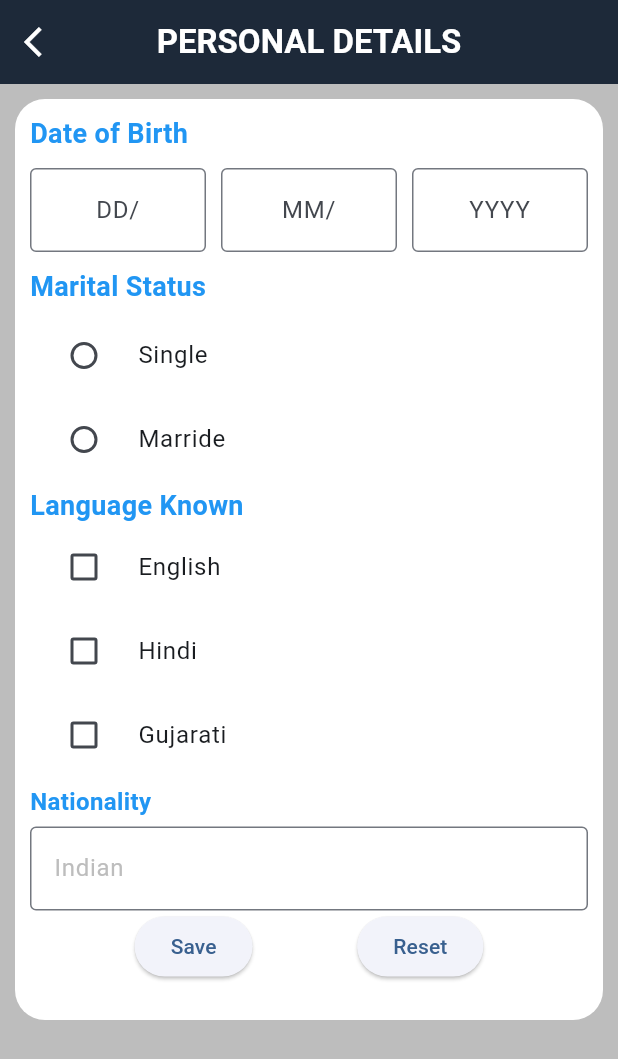
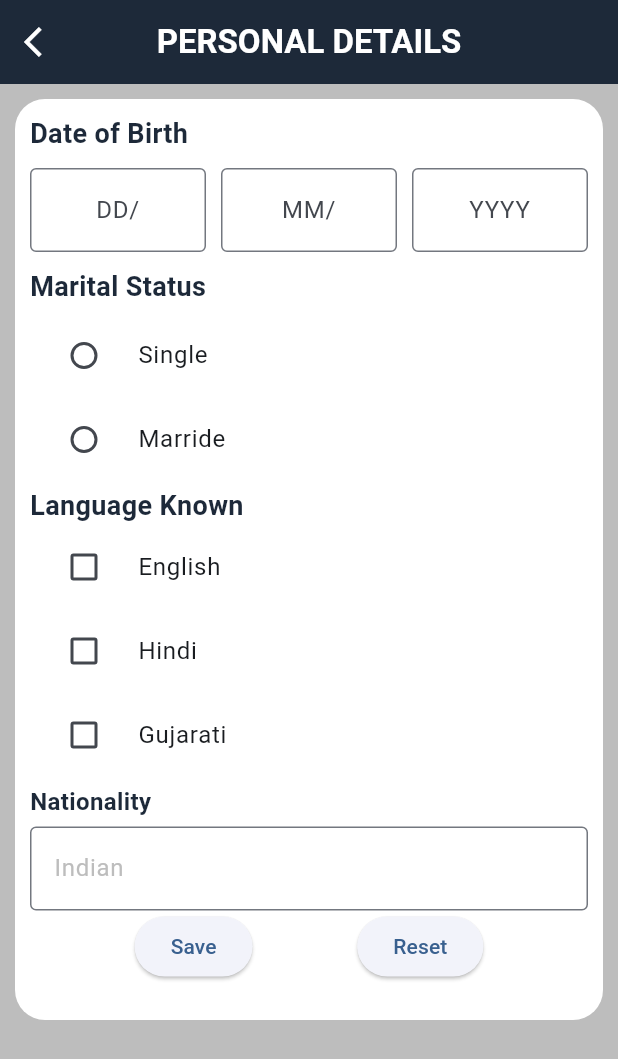
Before and after one commit to rahulmali2004/resume_pr, a Flutter app: the personalpage screen opened by its route, on a phone screen of 412 x 824 dp. Shown: the top 1059 px of the screen. Run offline on Flutter 3.47's test engine with Material 2 defaults, Android fonts, the light colour scheme and no system bars; our stand-ins replace image_picker, pdf, printing; missing offline and left inert: dart:ffi; accounts and stored records are empty.

Commit message:
RM | 28/04/23

```diff
--- a/lib/views/scrrens/carrierpage.dart
+++ b/lib/views/scrrens/carrierpage.dart
@@ -54,7 +54,7 @@ class _carrierpageState extends State<carrierpage> {
                             style: TextStyle(
                               fontSize: 18,
                               fontWeight: FontWeight.bold,
-                              color: Colors.blue,
+                              color: Color(0xff1D2939),
                             ),
                           ),
                         ),
@@ -107,7 +107,7 @@ class _carrierpageState extends State<carrierpage> {
                             style: TextStyle(
                               fontSize: 18,
                               fontWeight: FontWeight.bold,
-                              color: Colors.blue,
+                              color: Color(0xff1D2939),
                             ),
                           ),
                         ),
--- a/lib/views/scrrens/personalpage.dart
+++ b/lib/views/scrrens/personalpage.dart
@@ -48,7 +48,7 @@ class _personalpageState extends State<personalpage> {
                     "Date of Birth",
                     style: TextStyle(
                         fontSize: 18,
-                        color: Colors.blue,
+                        color: Color(0xff1D2939),
                         fontWeight: FontWeight.bold),
                   ),
                   SizedBox(
@@ -125,7 +125,7 @@ class _personalpageState extends State<personalpage> {
                     "Marital Status",
                     style: TextStyle(
                         fontSize: 18,
-                        color: Colors.blue,
+                        color: Color(0xff1D2939),
                         fontWeight: FontWeight.bold),
                   ),
                   SizedBox(
@@ -157,7 +157,7 @@ class _personalpageState extends State<personalpage> {
                     style: TextStyle(
                         fontSize: 18,
                         fontWeight: FontWeight.bold,
-                        color: Colors.blue),
+                        color: Color(0xff1D2939)),
                   ),
                   CheckboxListTile(
                       value: Englishcheckbox,
@@ -197,7 +197,7 @@ class _personalpageState extends State<personalpage> {
                         style: TextStyle(
                             fontSize: 16,
                             fontWeight: FontWeight.bold,
-                            color: Colors.blue),
+                            color: Color(0xff1D2939)),
                       ),
                     ],
                   ),
```
